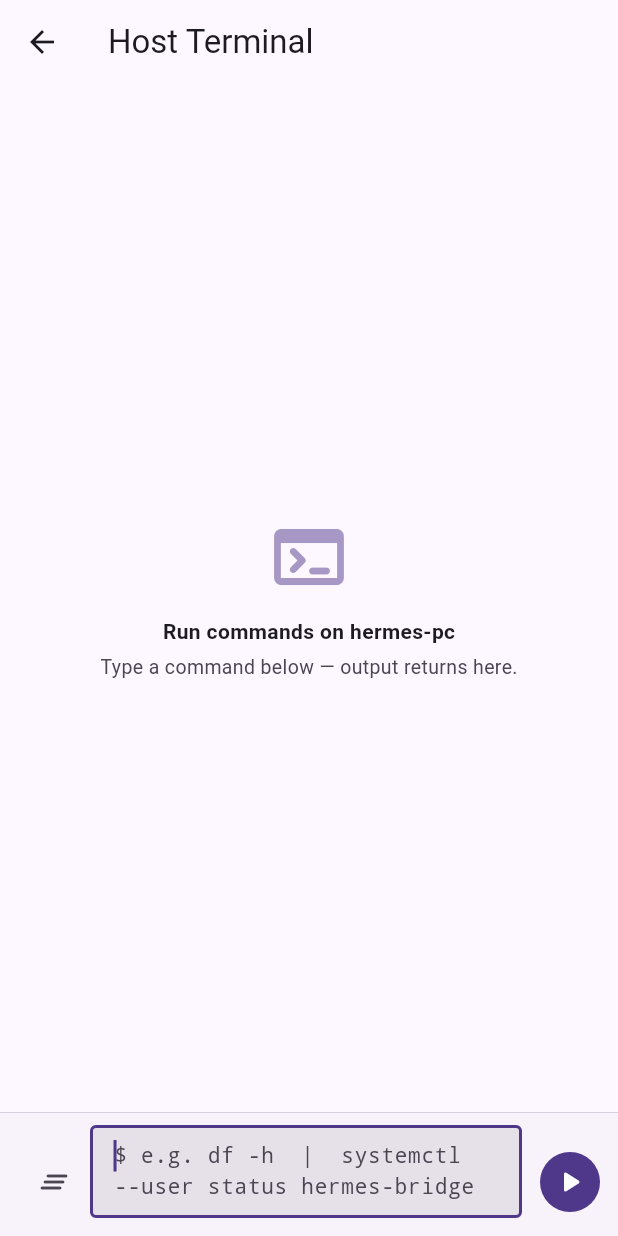
After one commit to Flexingg/hermes-mobile, a Flutter app: the TerminalPage screen opened directly, on a phone screen of 412 x 824 dp. The commit adds this screen. Run offline on Flutter 3.47's test engine with Material 3 defaults, Android fonts, the phone set to English and light mode, and no system bars; drawn by our look-alikes of dynamic_color; our stand-ins replace file_picker, firebase_core, firebase_messaging, flutter_local_notifications, flutter_markdown, flutter_secure_storage and 5 more; accounts and stored records are empty.

Commit message:
v2.0.5 — remote host terminal: run commands from the app

```diff
--- a/lib/data/app_repository.dart
+++ b/lib/data/app_repository.dart
@@ -55,6 +55,11 @@ abstract class AppRepository {
   /// Registers this device's FCM token with the bridge so it can push to us.
   Future<void> registerDevice(String token);
   Future<void> sendTestPush({String? title, String? message});
+
+  // ---- Remote terminal ----------------------------------------------
+  /// Runs a command on the host PC and returns its output.
+  Future<TerminalResult> runCommand(String command,
+      {String? cwd, int? timeout});
 
   // ---- Cron jobs -----------------------------------------------------
   Future<List<CronJob>> cronJobs();
--- a/lib/data/models.dart
+++ b/lib/data/models.dart
@@ -273,6 +273,28 @@ class ToolActivity {
   });
 }
 
+/// Result of a command run on the host PC via the remote terminal.
+class TerminalResult {
+  final String command;
+  final String cwd;
+  final String stdout;
+  final String stderr;
+  final int exitCode;
+  final int durationMs;
+  final bool timedOut;
+  const TerminalResult({
+    required this.command,
+    required this.cwd,
+    required this.stdout,
+    required this.stderr,
+    required this.exitCode,
+    required this.durationMs,
+    required this.timedOut,
+  });
+
+  String get combined => stdout.isNotEmpty ? '$stdout\n$stderr' : stderr;
+}
+
 /// Server / gateway health snapshot.
 class ServerStatus {
   final double cpu;
--- a/lib/features/chat/chat_list_page.dart
+++ b/lib/features/chat/chat_list_page.dart
@@ -6,6 +6,7 @@ import '../../data/models.dart';
 import '../../state/app_state.dart';
 import '../../widgets/common.dart';
 import '../settings/servers_page.dart';
+import '../terminal/terminal_page.dart';
 import 'chat_thread_page.dart';
 import 'group_chat_page.dart';
 import 'new_chat_sheet.dart';
@@ -28,6 +29,13 @@ class ChatListPage extends StatelessWidget {
             tooltip: 'Search',
             onPressed: () => Navigator.of(context).push(
               MaterialPageRoute(builder: (_) => const SearchPage()),
+            ),
+          ),
+          IconButton(
+            icon: const Icon(Icons.terminal_rounded),
+            tooltip: 'Host terminal',
+            onPressed: () => Navigator.of(context).push(
+              MaterialPageRoute(builder: (_) => const TerminalPage()),
             ),
           ),
           Padding(
--- /dev/null
+++ b/lib/features/terminal/terminal_page.dart
@@ -0,0 +1,251 @@
+import 'package:flutter/material.dart';
+import 'package:provider/provider.dart';
+import '../../data/models.dart';
+import '../../state/app_state.dart';
+
+/// Manual command runner against the host PC (via the bridge's terminal
+/// endpoint). Token-gated on the server; requires a live connection.
+class TerminalPage extends StatefulWidget {
+  const TerminalPage({super.key});
+
+  @override
+  State<TerminalPage> createState() => _TerminalPageState();
+}
+
+class _TermEntry {
+  final String command;
+  String output = '';
+  int exitCode = 0;
+  bool running = false;
+  int durationMs = 0;
+  _TermEntry(this.command);
+}
+
+class _TerminalPageState extends State<TerminalPage> {
+  final _controller = TextEditingController();
+  final _scroll = ScrollController();
+  final _focus = FocusNode();
+  final List<_TermEntry> _entries = [];
+  bool _busy = false;
+
+  @override
+  void dispose() {
+    _controller.dispose();
+    _scroll.dispose();
+    _focus.dispose();
+    super.dispose();
+  }
+
+  void _scrollToBottom() {
+    WidgetsBinding.instance.addPostFrameCallback((_) {
+      if (_scroll.hasClients) {
+        _scroll.animateTo(_scroll.position.maxScrollExtent,
+            duration: const Duration(milliseconds: 250), curve: Curves.easeOut);
+      }
+    });
+  }
+
+  Future<void> _run(String raw) async {
+    final command = raw.trim();
+    if (command.isEmpty) return;
+    setState(() {
+      _entries.add(_TermEntry(command)..running = true);
+      _busy = true;
+    });
+    _scrollToBottom();
+    try {
+      final state = context.read<AppState>();
+      final r = await state.repo.runCommand(command);
+      if (!mounted) return;
+      setState(() {
+        _applyResult(r);
+        _busy = false;
+      });
+    } catch (e) {
+      if (!mounted) return;
+      setState(() {
+        final last = _runningEntry();
+        if (last != null) {
+          last.output = 'ERROR: $e';
+          last.exitCode = -1;
+          last.running = false;
+        }
+        _busy = false;
+      });
+    }
+    _scrollToBottom();
+  }
+
+  _TermEntry? _runningEntry() {
+    for (final e in _entries.reversed) {
+      if (e.running) return e;
+    }
+    return null;
+  }
+
+  void _applyResult(TerminalResult r) {
+    final last = _runningEntry();
+    if (last == null) return;
+    last.output = r.combined.trim().isEmpty ? '(no output)' : r.combined.trimRight();
+    last.exitCode = r.exitCode;
+    last.durationMs = r.durationMs;
+    last.running = false;
+  }
+
+  @override
+  Widget build(BuildContext context) {
+    final scheme = Theme.of(context).colorScheme;
+    return Scaffold(
+      appBar: AppBar(title: const Text('Host Terminal')),
+      body: Column(
+        children: [
+          Expanded(
+            child: _entries.isEmpty
+                ? Center(
+                    child: Column(
+                      mainAxisSize: MainAxisSize.min,
+                      children: [
+                        Icon(Icons.terminal_rounded,
+                            size: 56, color: scheme.primary.withValues(alpha: 0.5)),
+                        const SizedBox(height: 12),
+                        const Text('Run commands on hermes-pc',
+                            style: TextStyle(fontWeight: FontWeight.w600)),
+                        const SizedBox(height: 4),
+                        Text('Type a command below — output returns here.',
+                            style: TextStyle(color: scheme.onSurfaceVariant, fontSize: 13)),
+                      ],
+                    ),
+                  )
+                : ListView.builder(
+                    controller: _scroll,
+                    padding: const EdgeInsets.fromLTRB(12, 8, 12, 8),
+                    itemCount: _entries.length,
+                    itemBuilder: (context, i) => _TermEntryView(entry: _entries[i]),
+                  ),
+          ),
+          _inputBar(scheme),
+        ],
+      ),
+    );
+  }
+
+  Widget _inputBar(ColorScheme scheme) {
+    return Container(
+      padding: const EdgeInsets.fromLTRB(12, 8, 8, 12),
+      decoration: BoxDecoration(
+        color: scheme.surfaceContainerLow,
+        border: Border(top: BorderSide(color: scheme.outlineVariant, width: 0.5)),
+      ),
+      child: SafeArea(
+        top: false,
+        child: Row(
+          crossAxisAlignment: CrossAxisAlignment.end,
+          children: [
+            IconButton(
+              icon: const Icon(Icons.clear_all_rounded),
+              tooltip: 'Clear',
+              onPressed: () => setState(_entries.clear),
+            ),
+            Expanded(
+              child: TextField(
+                controller: _controller,
+                focusNode: _focus,
+                autofocus: true,
+                minLines: 1,
+                maxLines: 5,
+                textInputAction: TextInputAction.send,
+                style: const TextStyle(fontFamily: 'monospace', fontSize: 14),
+                decoration: const InputDecoration(
+                  hintText: r'$ e.g. df -h  |  systemctl --user status hermes-bridge',
+                  border: OutlineInputBorder(),
+                  isDense: true,
+                  contentPadding: EdgeInsets.symmetric(horizontal: 12, vertical: 10),
+                ),
+                onSubmitted: (v) {
+                  _run(v);
+                  _controller.clear();
+                },
+              ),
+            ),
+            const SizedBox(width: 4),
+            Padding(
+              padding: const EdgeInsets.only(left: 4),
+              child: IconButton.filled(
+                icon: _busy
+                    ? const SizedBox(
+                        width: 18, height: 18,
+                        child: CircularProgressIndicator(strokeWidth: 2))
+                    : const Icon(Icons.play_arrow_rounded),
+                tooltip: 'Run',
+                onPressed: _busy ? null : () {
+                  final v = _controller.text;
+                  _run(v);
+                  _controller.clear();
+                },
+              ),
+            ),
+          ],
+        ),
+      ),
+    );
+  }
+}
+
+class _TermEntryView extends StatelessWidget {
+  final _TermEntry entry;
+  const _TermEntryView({required this.entry});
+
+  @override
+  Widget build(BuildContext context) {
+    final scheme = Theme.of(context).colorScheme;
+    final ok = entry.exitCode == 0;
+    final statusColor = entry.running
+        ? scheme.primary
+        : (ok ? Colors.green.shade700 : scheme.error);
+    return Padding(
+      padding: const EdgeInsets.only(bottom: 12),
+      child: Column(
+        crossAxisAlignment: CrossAxisAlignment.start,
+        children: [
+          Row(
+            children: [
+              Text('\$', style: TextStyle(color: scheme.primary, fontWeight: FontWeight.bold)),
+              const SizedBox(width: 8),
+              Expanded(
+                child: SelectableText(
+                  entry.command,
+                  style: const TextStyle(fontFamily: 'monospace', fontWeight: FontWeight.w600),
+                ),
+              ),
+              const SizedBox(width: 8),
+              if (entry.running)
+                const SizedBox(width: 14, height: 14, child: CircularProgressIndicator(strokeWidth: 2))
+              else
+                Text(
+                  entry.exitCode == 0 ? 'exit 0' : 'exit ${entry.exitCode}',
+                  style: TextStyle(fontFamily: 'monospace', fontSize: 11, color: statusColor),
+                ),
+            ],
+          ),
+          const SizedBox(height: 6),
+          Container(
+            width: double.infinity,
+            padding: const EdgeInsets.all(10),
+            decoration: BoxDecoration(
+              color: scheme.surfaceContainerHighest,
+              borderRadius: BorderRadius.circular(10),
+            ),
+            child: SelectableText(
+              entry.output.isEmpty ? (entry.running ? 'Running…' : '') : entry.output,
+              style: TextStyle(
+                fontFamily: 'monospace',
+                fontSize: 12,
+                color: entry.running ? scheme.onSurfaceVariant : scheme.onSurface,
+              ),
+            ),
+          ),
+        ],
+      ),
+    );
+  }
+}
--- a/pubspec.yaml
+++ b/pubspec.yaml
@@ -16,7 +16,7 @@ publish_to: 'none' # Remove this line if you wish to publish to pub.dev
 # https://developer.apple.com/library/archive/documentation/General/Reference/InfoPlistKeyReference/Articles/CoreFoundationKeys.html
 # In Windows, build-name is used as the major, minor, and patch parts
 # of the product and file versions while build-number is used as the build suffix.
-version: 2.0.4+13
+version: 2.0.5+14
 
 environment:
   sdk: ^3.13.2
```
Also changed, not shown: lib/data/hermes_repository.dart (+28 -0 lines), 1 other file.
